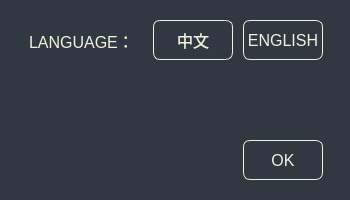
Before: the Qt Designer form KeyBoardSetter/KeyboardSetter/Forms/settingform.ui in TabbycatPie/CustomKeyboard, drawn with Qt 5.
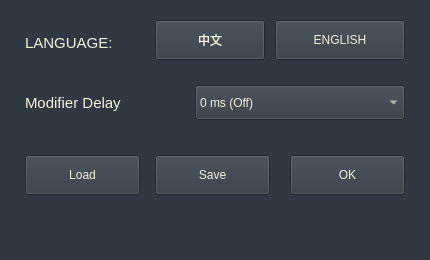
After: the same form once the commit is applied.

Patch:
```diff
--- a/KeyBoardSetter/KeyboardSetter/Forms/settingform.ui
+++ b/KeyBoardSetter/KeyboardSetter/Forms/settingform.ui
@@ -2,162 +2,54 @@
 <ui version="4.0">
  <class>settingForm</class>
  <widget class="QWidget" name="settingForm">
-  <property name="geometry">
-   <rect>
-    <x>0</x>
-    <y>0</y>
-    <width>350</width>
-    <height>200</height>
-   </rect>
-  </property>
-  <property name="minimumSize">
-   <size>
-    <width>350</width>
-    <height>200</height>
-   </size>
-  </property>
-  <property name="maximumSize">
-   <size>
-    <width>350</width>
-    <height>200</height>
-   </size>
-  </property>
-  <property name="windowTitle">
-   <string>Form</string>
-  </property>
-  <property name="styleSheet">
-   <string notr="true">background-color:rgb(48, 56, 65);</string>
-  </property>
-  <widget class="QLabel" name="label_12">
-   <property name="geometry">
-    <rect>
-     <x>29</x>
-     <y>25</y>
-     <width>111</width>
-     <height>31</height>
-    </rect>
-   </property>
-   <property name="font">
-    <font>
-     <family>MS Shell Dlg 2</family>
-     <pointsize>12</pointsize>
-     <weight>50</weight>
-     <italic>false</italic>
-     <bold>false</bold>
-    </font>
-   </property>
-   <property name="layoutDirection">
-    <enum>Qt::LeftToRight</enum>
-   </property>
-   <property name="styleSheet">
-    <string notr="true">font: 12pt &quot;MS Shell Dlg 2&quot;;
-color:rgb(242, 242, 222);</string>
-   </property>
-   <property name="text">
-    <string>LANGUAGE：</string>
-   </property>
-  </widget>
-  <widget class="QPushButton" name="btn_sf_english">
-   <property name="geometry">
-    <rect>
-     <x>243</x>
-     <y>20</y>
-     <width>80</width>
-     <height>40</height>
-    </rect>
-   </property>
-   <property name="minimumSize">
-    <size>
-     <width>80</width>
-     <height>40</height>
-    </size>
-   </property>
-   <property name="maximumSize">
-    <size>
-     <width>80</width>
-     <height>40</height>
-    </size>
-   </property>
-   <property name="cursor">
-    <cursorShape>PointingHandCursor</cursorShape>
-   </property>
-   <property name="styleSheet">
-    <string notr="true">QPushButton{background-color:qlineargradient(spread:pad, x1:0, y1:0, x2:1, y2:0, stop:0 rgba(188, 181, 0,0), stop:1 rgba(205, 135, 0,0));border:1px solid rgb(242, 242, 222);border-radius:7px;padding:2px 4px;font: 9pt &quot;Microsoft YaHei UI&quot;;font-size:16px;color:rgb(242, 242, 222);}QPushButton:hover{background-color:qlineargradient(spread:pad, x1:0, y1:0, x2:1, y2:0, stop:0 rgba(15, 172, 252,255), stop:1 rgba(22, 190, 235,255));}QPushButton:pressed{background-color:qlineargradient(spread:pad, x1:0, y1:0, x2:1, y2:0, stop:0 rgba(0, 160, 205,125), stop:1 rgba(0, 142, 222,125));color:rgb(202, 202,182);}
-
-
-</string>
-   </property>
-   <property name="text">
-    <string>ENGLISH</string>
-   </property>
+  <property name="geometry"><rect><x>0</x><y>0</y><width>430</width><height>260</height></rect></property>
+  <property name="minimumSize"><size><width>430</width><height>260</height></size></property>
+  <property name="maximumSize"><size><width>430</width><height>260</height></size></property>
+  <property name="windowTitle"><string>Menu</string></property>
+  <property name="styleSheet"><string notr="true">background-color:rgb(48, 56, 65); color:rgb(242, 242, 222);</string></property>
+  <widget class="QLabel" name="label_language">
+   <property name="geometry"><rect><x>25</x><y>25</y><width>120</width><height>35</height></rect></property>
+   <property name="styleSheet"><string notr="true">font-size:15px;color:rgb(242,242,222);</string></property>
+   <property name="text"><string>LANGUAGE:</string></property>
   </widget>
   <widget class="QPushButton" name="btn_sf_chinese">
-   <property name="geometry">
-    <rect>
-     <x>153</x>
-     <y>20</y>
-     <width>80</width>
-     <height>40</height>
-    </rect>
-   </property>
-   <property name="minimumSize">
-    <size>
-     <width>80</width>
-     <height>40</height>
-    </size>
-   </property>
-   <property name="maximumSize">
-    <size>
-     <width>80</width>
-     <height>40</height>
-    </size>
-   </property>
-   <property name="cursor">
-    <cursorShape>PointingHandCursor</cursorShape>
-   </property>
-   <property name="styleSheet">
-    <string notr="true">QPushButton{background-color:qlineargradient(spread:pad, x1:0, y1:0, x2:1, y2:0, stop:0 rgba(188, 181, 0,0), stop:1 rgba(205, 135, 0,0));border:1px solid rgb(242, 242, 222);border-radius:7px;padding:2px 4px;font: 9pt &quot;Microsoft YaHei UI&quot;;font-size:16px;color:rgb(242, 242, 222);}QPushButton:hover{background-color:qlineargradient(spread:pad, x1:0, y1:0, x2:1, y2:0, stop:0 rgba(15, 172, 252,255), stop:1 rgba(22, 190, 235,255));}QPushButton:pressed{background-color:qlineargradient(spread:pad, x1:0, y1:0, x2:1, y2:0, stop:0 rgba(0, 160, 205,125), stop:1 rgba(0, 142, 222,125));color:rgb(202, 202,182);}
-
-
-</string>
-   </property>
-   <property name="text">
-    <string>中文</string>
-   </property>
+   <property name="geometry"><rect><x>155</x><y>20</y><width>110</width><height>40</height></rect></property>
+   <property name="text"><string>中文</string></property>
+  </widget>
+  <widget class="QPushButton" name="btn_sf_english">
+   <property name="geometry"><rect><x>275</x><y>20</y><width>130</width><height>40</height></rect></property>
+   <property name="text"><string>ENGLISH</string></property>
+  </widget>
+  <widget class="QLabel" name="label_modifier_delay">
+   <property name="geometry"><rect><x>25</x><y>85</y><width>160</width><height>35</height></rect></property>
+   <property name="styleSheet"><string notr="true">font-size:15px;color:rgb(242,242,222);</string></property>
+   <property name="text"><string>Modifier Delay</string></property>
+  </widget>
+  <widget class="QComboBox" name="cb_modifier_delay">
+   <property name="geometry"><rect><x>195</x><y>85</y><width>210</width><height>35</height></rect></property>
+   <item><property name="text"><string>0 ms (Off)</string></property></item>
+   <item><property name="text"><string>5 ms</string></property></item>
+   <item><property name="text"><string>10 ms</string></property></item>
+   <item><property name="text"><string>20 ms</string></property></item>
+   <item><property name="text"><string>30 ms</string></property></item>
+   <item><property name="text"><string>50 ms</string></property></item>
+   <item><property name="text"><string>100 ms</string></property></item>
+   <item><property name="text"><string>150 ms</string></property></item>
+   <item><property name="text"><string>200 ms</string></property></item>
+   <item><property name="text"><string>300 ms</string></property></item>
+   <item><property name="text"><string>500 ms</string></property></item>
+  </widget>
+  <widget class="QPushButton" name="btn_sf_load">
+   <property name="geometry"><rect><x>25</x><y>155</y><width>115</width><height>40</height></rect></property>
+   <property name="text"><string>Load</string></property>
+  </widget>
+  <widget class="QPushButton" name="btn_sf_save">
+   <property name="geometry"><rect><x>155</x><y>155</y><width>115</width><height>40</height></rect></property>
+   <property name="text"><string>Save</string></property>
   </widget>
   <widget class="QPushButton" name="btn_sf_ok">
-   <property name="geometry">
-    <rect>
-     <x>243</x>
-     <y>140</y>
-     <width>80</width>
-     <height>40</height>
-    </rect>
-   </property>
-   <property name="minimumSize">
-    <size>
-     <width>80</width>
-     <height>40</height>
-    </size>
-   </property>
-   <property name="maximumSize">
-    <size>
-     <width>80</width>
-     <height>40</height>
-    </size>
-   </property>
-   <property name="cursor">
-    <cursorShape>PointingHandCursor</cursorShape>
-   </property>
-   <property name="styleSheet">
-    <string notr="true">QPushButton{background-color:qlineargradient(spread:pad, x1:0, y1:0, x2:1, y2:0, stop:0 rgba(188, 181, 0,0), stop:1 rgba(205, 135, 0,0));border:1px solid rgb(242, 242, 222);border-radius:7px;padding:2px 4px;font: 9pt &quot;Microsoft YaHei UI&quot;;font-size:16px;color:rgb(242, 242, 222);}QPushButton:hover{background-color:qlineargradient(spread:pad, x1:0, y1:0, x2:1, y2:0, stop:0 rgba(15, 172, 252,255), stop:1 rgba(22, 190, 235,255));}QPushButton:pressed{background-color:qlineargradient(spread:pad, x1:0, y1:0, x2:1, y2:0, stop:0 rgba(0, 160, 205,125), stop:1 rgba(0, 142, 222,125));color:rgb(202, 202,182);}
-
-
-</string>
-   </property>
-   <property name="text">
-    <string>OK</string>
-   </property>
+   <property name="geometry"><rect><x>290</x><y>155</y><width>115</width><height>40</height></rect></property>
+   <property name="text"><string>OK</string></property>
   </widget>
  </widget>
  <resources/>
```
